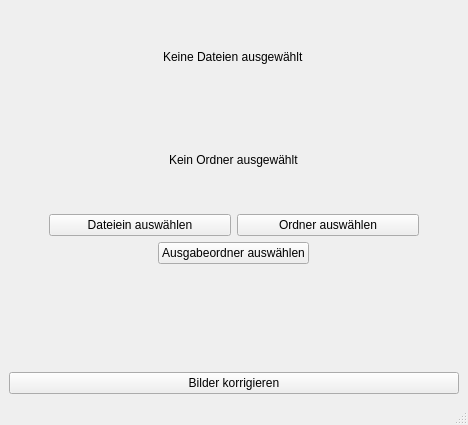
The window that ImageEditor/autocorrect_dialog.ui (JonasHuu/Automatische-Erkennung-und-Korrektur-der-Bildausrichtung-mithilfe-von-Convolutional-Neural-Networks) describes before a commit, drawn with Qt 5.
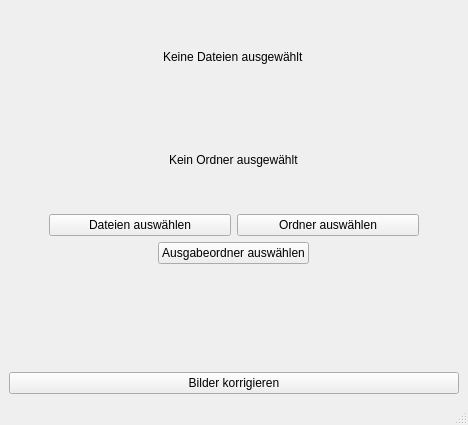
The same window after the commit.

What changed in the file:
```diff
--- a/ImageEditor/autocorrect_dialog.ui
+++ b/ImageEditor/autocorrect_dialog.ui
@@ -50,7 +50,7 @@
       <item>
        <widget class="QPushButton" name="file_button">
         <property name="text">
-         <string>Dateiein auswählen</string>
+         <string>Dateien auswählen</string>
         </property>
        </widget>
       </item>
```
